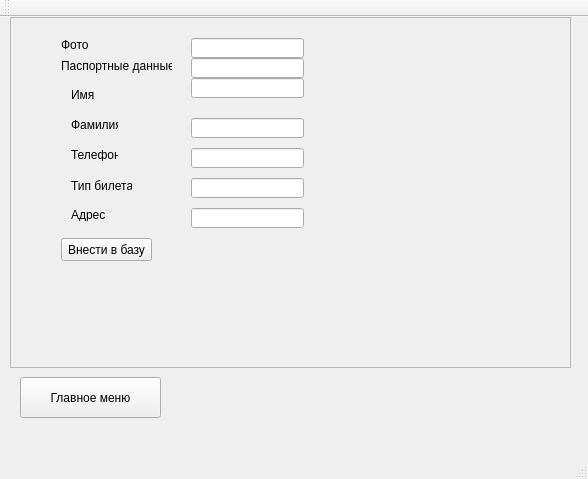
Qt form ui/mainwindow.ui (minmaxv/leti_library_qt) before a commit.
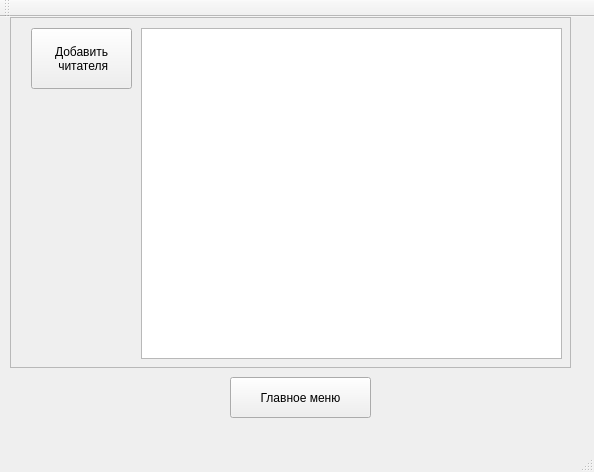
The same form after that commit. The open tabs and pages were chosen to show the change.

Commit message: Add books page; improve ui and names.

```diff
--- a/ui/mainwindow.ui
+++ b/ui/mainwindow.ui
@@ -6,8 +6,8 @@
    <rect>
     <x>0</x>
     <y>0</y>
-    <width>588</width>
-    <height>479</height>
+    <width>594</width>
+    <height>472</height>
    </rect>
   </property>
   <property name="windowTitle">
@@ -61,9 +61,9 @@
      <widget class="QTableView" name="tableView">
       <property name="geometry">
        <rect>
-        <x>240</x>
+        <x>130</x>
         <y>10</y>
-        <width>291</width>
+        <width>421</width>
         <height>331</height>
        </rect>
       </property>
@@ -83,181 +83,163 @@
       </property>
      </widget>
     </widget>
-    <widget class="QWidget" name="page_3"/>
-    <widget class="QWidget" name="page_4">
-     <widget class="QLabel" name="label">
+    <widget class="QWidget" name="BooksPage">
+     <widget class="QPushButton" name="pushButton">
       <property name="geometry">
        <rect>
-        <x>50</x>
-        <y>40</y>
-        <width>111</width>
-        <height>16</height>
-       </rect>
-      </property>
-      <property name="text">
-       <string>Паспортные данные</string>
-      </property>
-     </widget>
-     <widget class="QLabel" name="label_2">
-      <property name="geometry">
-       <rect>
-        <x>60</x>
-        <y>70</y>
-        <width>47</width>
-        <height>13</height>
-       </rect>
-      </property>
-      <property name="text">
-       <string>Имя</string>
-      </property>
-     </widget>
-     <widget class="QLabel" name="label_3">
-      <property name="geometry">
-       <rect>
-        <x>60</x>
-        <y>100</y>
-        <width>47</width>
-        <height>13</height>
-       </rect>
-      </property>
-      <property name="text">
-       <string>Фамилия</string>
-      </property>
-     </widget>
-     <widget class="QLabel" name="label_4">
-      <property name="geometry">
-       <rect>
-        <x>60</x>
-        <y>130</y>
-        <width>47</width>
-        <height>13</height>
-       </rect>
-      </property>
-      <property name="text">
-       <string>Телефон</string>
-      </property>
-     </widget>
-     <widget class="QLabel" name="label_5">
-      <property name="geometry">
-       <rect>
-        <x>60</x>
-        <y>160</y>
-        <width>61</width>
-        <height>16</height>
-       </rect>
-      </property>
-      <property name="text">
-       <string>Тип билета</string>
-      </property>
-     </widget>
-     <widget class="QLabel" name="label_6">
-      <property name="geometry">
-       <rect>
-        <x>60</x>
-        <y>190</y>
-        <width>47</width>
-        <height>13</height>
-       </rect>
-      </property>
-      <property name="text">
-       <string>Адрес</string>
-      </property>
-     </widget>
-     <widget class="QLabel" name="label_7">
-      <property name="geometry">
-       <rect>
-        <x>50</x>
+        <x>10</x>
         <y>20</y>
-        <width>47</width>
-        <height>13</height>
+        <width>131</width>
+        <height>51</height>
        </rect>
       </property>
       <property name="text">
        <string>Фото</string>
       </property>
      </widget>
-     <widget class="QLineEdit" name="photo">
+     <widget class="QTableView" name="booksView">
       <property name="geometry">
        <rect>
-        <x>180</x>
+        <x>160</x>
         <y>20</y>
-        <width>113</width>
-        <height>20</height>
+        <width>381</width>
+        <height>311</height>
        </rect>
       </property>
      </widget>
-     <widget class="QLineEdit" name="passport_info">
+    </widget>
+    <widget class="QWidget" name="AddReaderPage">
+     <widget class="QWidget" name="layoutWidget">
       <property name="geometry">
        <rect>
-        <x>180</x>
-        <y>40</y>
-        <width>113</width>
-        <height>20</height>
+        <x>20</x>
+        <y>10</y>
+        <width>511</width>
+        <height>331</height>
        </rect>
       </property>
-     </widget>
-     <widget class="QLineEdit" name="first_name">
-      <property name="geometry">
-       <rect>
-        <x>180</x>
-        <y>60</y>
-        <width>113</width>
-        <height>20</height>
-       </rect>
-      </property>
-     </widget>
-     <widget class="QLineEdit" name="last_name">
-      <property name="geometry">
-       <rect>
-        <x>180</x>
-        <y>100</y>
-        <width>113</width>
-        <height>20</height>
-       </rect>
-      </property>
-     </widget>
-     <widget class="QLineEdit" name="phone_number">
-      <property name="geometry">
-       <rect>
-        <x>180</x>
-        <y>130</y>
-        <width>113</width>
-        <height>20</height>
-       </rect>
-      </property>
-     </widget>
-     <widget class="QLineEdit" name="card_type">
-      <property name="geometry">
-       <rect>
-        <x>180</x>
-        <y>160</y>
-        <width>113</width>
-        <height>20</height>
-       </rect>
-      </property>
-     </widget>
-     <widget class="QLineEdit" name="address">
-      <property name="geometry">
-       <rect>
-        <x>180</x>
-        <y>190</y>
-        <width>113</width>
-        <height>20</height>
-       </rect>
-      </property>
-     </widget>
-     <widget class="QPushButton" name="publish_reader">
-      <property name="geometry">
-       <rect>
-        <x>50</x>
-        <y>220</y>
-        <width>91</width>
-        <height>23</height>
-       </rect>
-      </property>
-      <property name="text">
-       <string>Внести в базу</string>
-      </property>
+      <layout class="QVBoxLayout" name="verticalLayout_2">
+       <item>
+        <layout class="QVBoxLayout" name="verticalLayout">
+         <item>
+          <layout class="QHBoxLayout" name="horizontalLayout_6">
+           <item>
+            <widget class="QLabel" name="label_5">
+             <property name="text">
+              <string>Тип билета</string>
+             </property>
+            </widget>
+           </item>
+           <item>
+            <widget class="QLineEdit" name="card_type"/>
+           </item>
+          </layout>
+         </item>
+         <item>
+          <layout class="QHBoxLayout" name="horizontalLayout_4">
+           <item>
+            <widget class="QLabel" name="label_3">
+             <property name="text">
+              <string>Фамилия</string>
+             </property>
+            </widget>
+           </item>
+           <item>
+            <widget class="QLineEdit" name="last_name"/>
+           </item>
+          </layout>
+         </item>
+         <item>
+          <layout class="QHBoxLayout" name="horizontalLayout_7">
+           <item>
+            <widget class="QLabel" name="label_6">
+             <property name="text">
+              <string>Адрес</string>
+             </property>
+            </widget>
+           </item>
+           <item>
+            <widget class="QLineEdit" name="address"/>
+           </item>
+          </layout>
+         </item>
+         <item>
+          <layout class="QHBoxLayout" name="horizontalLayout_3">
+           <item>
+            <widget class="QLabel" name="label_2">
+             <property name="text">
+              <string>Имя</string>
+             </property>
+            </widget>
+           </item>
+           <item>
+            <widget class="QLineEdit" name="first_name"/>
+           </item>
+          </layout>
+         </item>
+         <item>
+          <layout class="QHBoxLayout" name="horizontalLayout_5">
+           <item>
+            <widget class="QLabel" name="label_4">
+             <property name="text">
+              <string>Телефон</string>
+             </property>
+            </widget>
+           </item>
+           <item>
+            <widget class="QLineEdit" name="phone_number"/>
+           </item>
+          </layout>
+         </item>
+         <item>
+          <layout class="QHBoxLayout" name="horizontalLayout_2">
+           <item>
+            <widget class="QLabel" name="label">
+             <property name="text">
+              <string>Паспортные данные</string>
+             </property>
+            </widget>
+           </item>
+           <item>
+            <widget class="QLineEdit" name="passport_info"/>
+           </item>
+          </layout>
+         </item>
+         <item>
+          <layout class="QHBoxLayout" name="horizontalLayout">
+           <item>
+            <widget class="QLabel" name="label_7">
+             <property name="text">
+              <string>Фото</string>
+             </property>
+            </widget>
+           </item>
+           <item>
+            <widget class="QLineEdit" name="photo"/>
+           </item>
+          </layout>
+         </item>
+        </layout>
+       </item>
+       <item>
+        <layout class="QHBoxLayout" name="horizontalLayout_8">
+         <item>
+          <widget class="QPushButton" name="addReaderToDBButton">
+           <property name="text">
+            <string>Внести в базу</string>
+           </property>
+          </widget>
+         </item>
+         <item>
+          <widget class="QPushButton" name="cancelReaderAdditionButton">
+           <property name="text">
+            <string>Отмена</string>
+           </property>
+          </widget>
+         </item>
+        </layout>
+       </item>
+      </layout>
      </widget>
     </widget>
    </widget>
@@ -267,7 +249,7 @@
     </property>
     <property name="geometry">
      <rect>
-      <x>20</x>
+      <x>230</x>
       <y>360</y>
       <width>141</width>
       <height>41</height>
```
Left out of the diff: 15 changed lines with no effect on the pictures. The commit also changes 2 other files.
